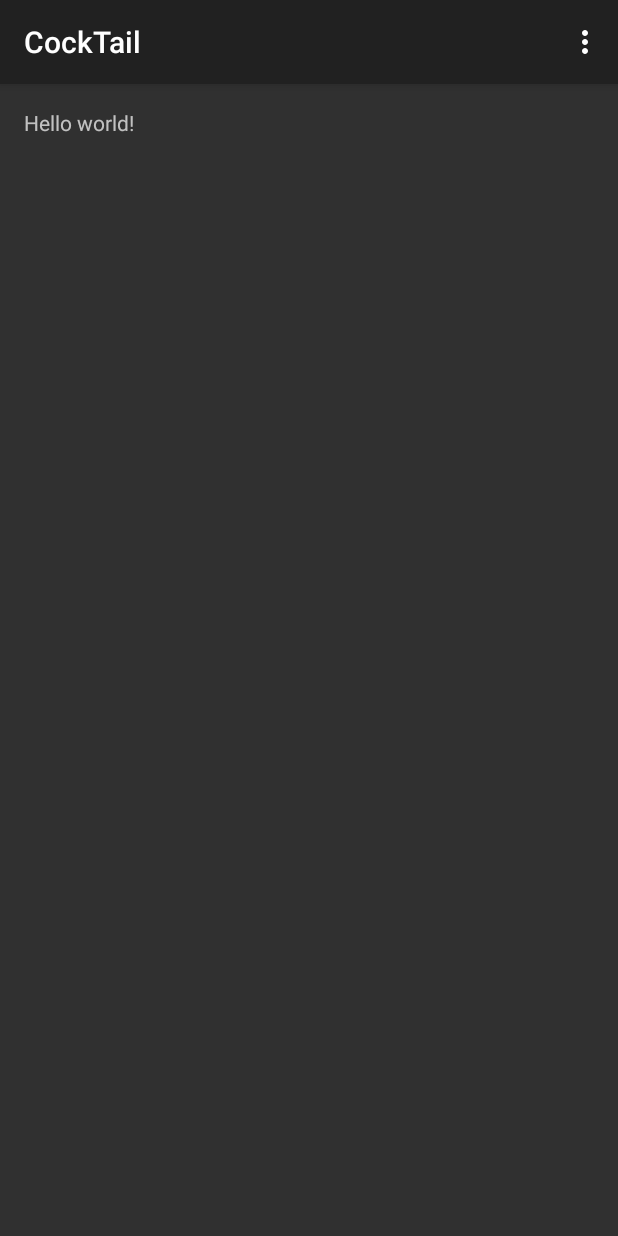
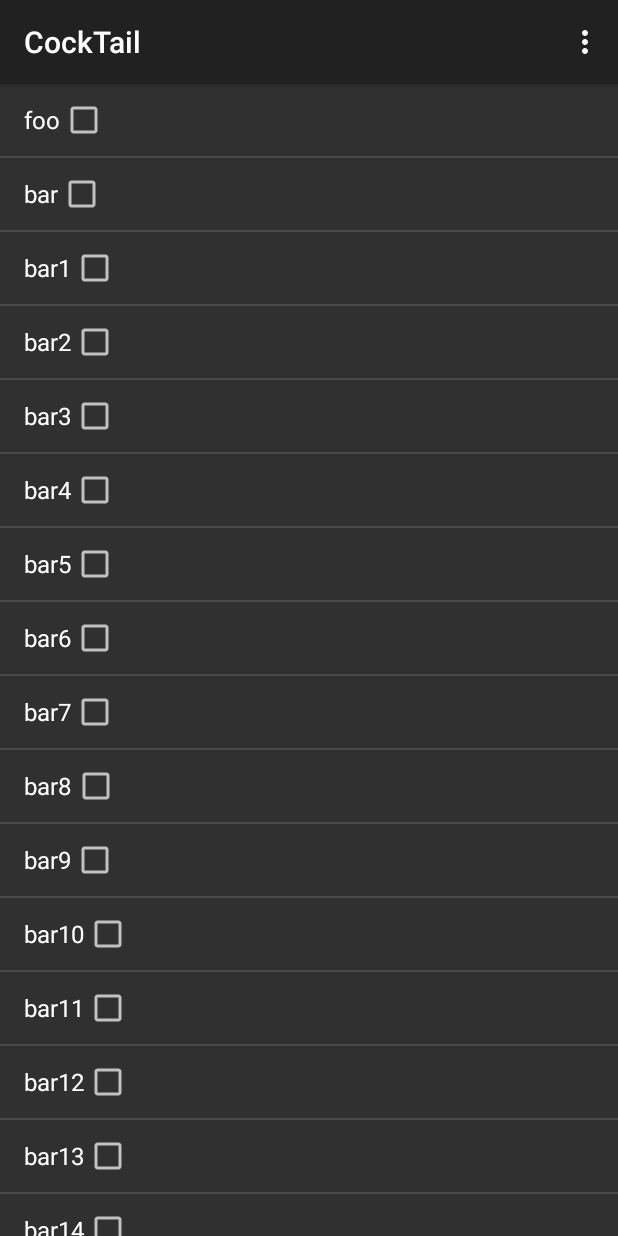
Before and after one commit to nickcharles/Cocktail, an Android app: the screen it shows after launch (SelectionActivity), on a phone screen of 412 x 824 dp. Run offline under Robolectric (Android 15) with nearby library versions, the phone set to English and light mode, and no system bars.

Commit message:
Oh god none of it works

```diff
--- a/CockTailProject/CockTail/src/main/java/com/shakeXstirred/cocktail/SelectionActivity.java
+++ b/CockTailProject/CockTail/src/main/java/com/shakeXstirred/cocktail/SelectionActivity.java
@@ -10,19 +10,111 @@ import android.view.MenuItem;
 import android.view.View;
 import android.view.ViewGroup;
 import android.os.Build;
+import android.widget.ArrayAdapter;
+import android.widget.ListView;
+
+import org.apache.http.HttpEntity;
+import org.apache.http.HttpResponse;
+import org.apache.http.client.methods.HttpPost;
+import org.apache.http.impl.client.DefaultHttpClient;
+import org.apache.http.params.BasicHttpParams;
+import org.json.JSONObject;
+
+import java.io.BufferedReader;
+import java.io.InputStream;
+import java.io.InputStreamReader;
+import java.util.ArrayList;
 
 public class SelectionActivity extends ActionBarActivity {
+
+    private ListView Ingredientslv;
 
     @Override
     protected void onCreate(Bundle savedInstanceState) {
         super.onCreate(savedInstanceState);
         setContentView(R.layout.activity_selection);
 
-        if (savedInstanceState == null) {
-            getSupportFragmentManager().beginTransaction()
-                    .add(R.id.container, new PlaceholderFragment())
-                    .commit();
+        Ingredientslv = (ListView) findViewById(R.id.IngredientsView);
+
+        // Instantiating an array list (you don't need to do this,
+        // you already have yours).
+        ArrayList<String> IngredientsList = new ArrayList<String>();
+        IngredientsList.add("foo");
+        IngredientsList.add("bar");
+        IngredientsList.add("bar1");
+        IngredientsList.add("bar2");
+        IngredientsList.add("bar3");
+        IngredientsList.add("bar4");
+        IngredientsList.add("bar5");
+        IngredientsList.add("bar6");
+        IngredientsList.add("bar7");
+        IngredientsList.add("bar8");
+        IngredientsList.add("bar9");
+        IngredientsList.add("bar10");
+        IngredientsList.add("bar11");
+        IngredientsList.add("bar12");
+        IngredientsList.add("bar13");
+        IngredientsList.add("bar14");
+        IngredientsList.add("bar15");
+        IngredientsList.add("bar16");
+        IngredientsList.add("bar17");
+        IngredientsList.add("bar18");
+
+
+
+
+///////////////////////////
+        DefaultHttpClient httpclient = new DefaultHttpClient(new BasicHttpParams());
+        HttpPost httppost = new HttpPost("http://cocktail.aws.af.cm/liquors");
+
+        httppost.setHeader("Content-type", "application/json");
+
+        InputStream inputStream = null;
+        String result = null;
+        try {
+            HttpResponse response = httpclient.execute(httppost);
+            HttpEntity entity = response.getEntity();
+
+            inputStream = entity.getContent();
+            // json is UTF-8 by default
+            BufferedReader reader = new BufferedReader(new InputStreamReader(inputStream, "UTF-8"), 8);
+            StringBuilder sb = new StringBuilder();
+
+            String line = null;
+            while ((line = reader.readLine()) != null)
+            {
+                sb.append(line + "\n");
+            }
+            result = sb.toString();
+        } catch (Exception e) {
+            // Oops
         }
+        finally {
+            try{if(inputStream != null)inputStream.close();}catch(Exception squish){}
+        }
+
+        try {
+        JSONObject jObject = new JSONObject(result);
+
+        System.out.println(result);
+        } catch (Exception e) {
+            //ghey
+        }
+///////////////////////////////
+
+
+
+
+
+        // This is the array adapter, it takes the context of the activity as a
+        // first parameter, the type of list view as a second parameter and your
+        // array as a third parameter.
+        ArrayAdapter<String> IngredientsAdapter = new ArrayAdapter<String>(
+               this,
+               android.R.layout.simple_list_item_multiple_choice,
+               IngredientsList );
+
+        Ingredientslv.setAdapter(IngredientsAdapter);
     }
 
 
@@ -46,20 +138,5 @@ public class SelectionActivity extends ActionBarActivity {
         return super.onOptionsItemSelected(item);
     }
 
-    /**
-     * A placeholder fragment containing a simple view.
-     */
-    public static class PlaceholderFragment extends Fragment {
-
-        public PlaceholderFragment() {
-        }
-
-        @Override
-        public View onCreateView(LayoutInflater inflater, ViewGroup container,
-                Bundle savedInstanceState) {
-            View rootView = inflater.inflate(R.layout.fragment_selection, container, false);
-            return rootView;
-        }
-    }
-
+    private ListView lv;
 }
--- a/CockTailProject/CockTail/src/main/res/layout/activity_selection.xml
+++ b/CockTailProject/CockTail/src/main/res/layout/activity_selection.xml
@@ -4,4 +4,16 @@
     android:layout_width="match_parent"
     android:layout_height="match_parent"
     tools:context=".SelectionActivity"
-    tools:ignore="MergeRootFrame" />
+    tools:ignore="MergeRootFrame" >
+
+    <ListView
+        android:layout_width="wrap_content"
+        android:layout_height="wrap_content"
+        android:id="@+id/IngredientsView"
+        android:layout_gravity="center"
+        tools:listitem="@android:layout/simple_list_item_multiple_choice"
+        android:clickable="true"
+        android:fadeScrollbars="true"
+        />
+
+</FrameLayout>
```
